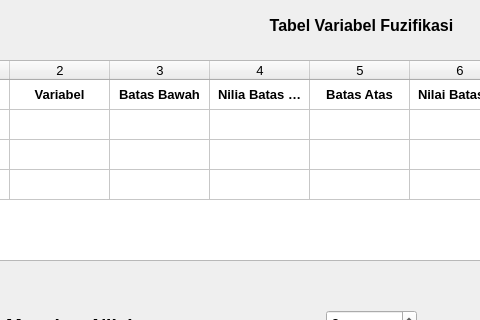
WaferFire24/Pemsim_Collection, file FuzzySim/UI/varpage.ui: the form before one commit; both pictures show x 124 to 604 and y 0 to 320 of the 930 by 631 pixel window.
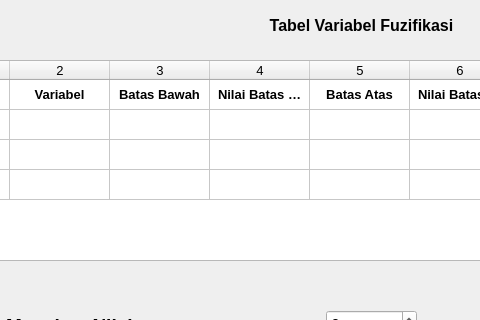
The form after the commit.

What changed in the file:
```diff
--- a/FuzzySim/UI/varpage.ui
+++ b/FuzzySim/UI/varpage.ui
@@ -102,7 +102,7 @@
     </item>
     <item row="0" column="3">
      <property name="text">
-      <string>Nilia Batas Bawah</string>
+      <string>Nilai Batas Bawah</string>
      </property>
      <property name="font">
       <font>
```
